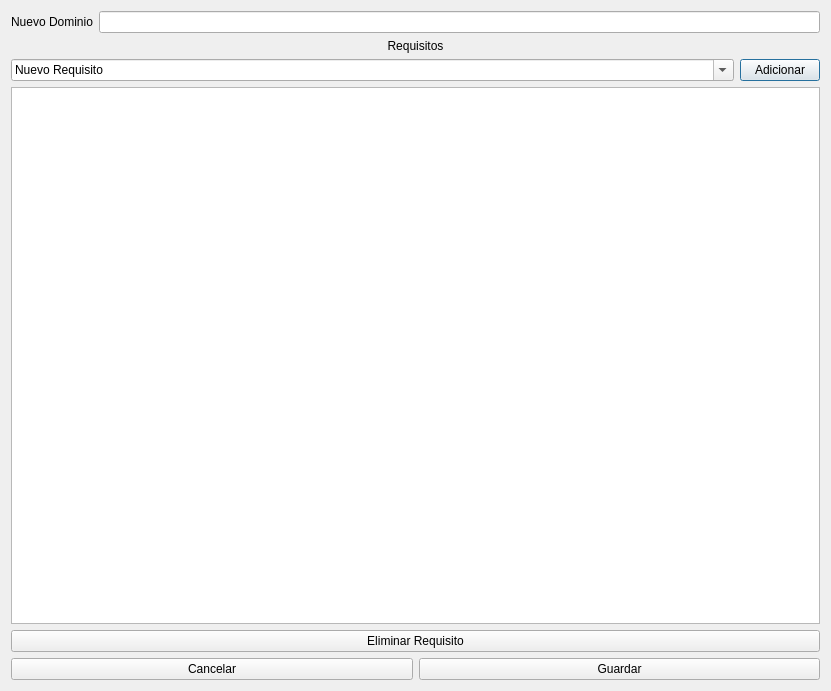
Before: the Qt Designer form ui/Dialog_NewDomain.ui in victorloal/-patternRepository, drawn with Qt 5.
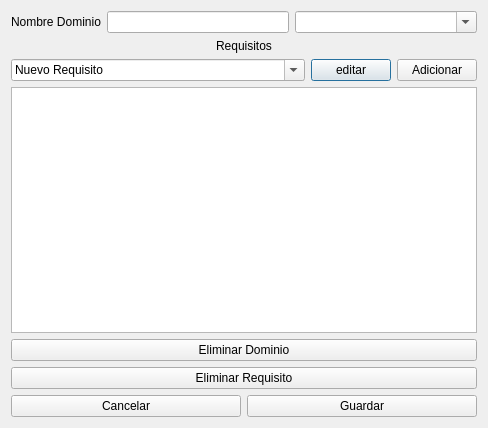
After: the same form once the commit is applied. Icons and pictures are not drawn.

```diff
--- a/ui/Dialog_NewDomain.ui
+++ b/ui/Dialog_NewDomain.ui
@@ -6,8 +6,8 @@
    <rect>
     <x>0</x>
     <y>0</y>
-    <width>831</width>
-    <height>691</height>
+    <width>488</width>
+    <height>428</height>
    </rect>
   </property>
   <property name="maximumSize">
@@ -21,17 +21,42 @@
   </property>
   <layout class="QVBoxLayout" name="verticalLayout">
    <item>
-    <layout class="QFormLayout" name="formLayout">
-     <item row="0" column="0">
+    <layout class="QHBoxLayout" name="horizontalLayout_3">
+     <item>
       <widget class="QLabel" name="lb_nuevoDominio">
        <property name="text">
-        <string>Nuevo Dominio</string>
+        <string>Nombre Dominio</string>
        </property>
       </widget>
      </item>
-     <item row="0" column="1">
+     <item>
       <widget class="QLineEdit" name="le_nameDomain"/>
      </item>
+     <item>
+      <widget class="QComboBox" name="cb_domains">
+       <property name="sizePolicy">
+        <sizepolicy hsizetype="Expanding" vsizetype="Fixed">
+         <horstretch>0</horstretch>
+         <verstretch>0</verstretch>
+        </sizepolicy>
+       </property>
+       <property name="editable">
+        <bool>true</bool>
+       </property>
+       <property name="currentText">
+        <string/>
+       </property>
+       <property name="placeholderText">
+        <string>Nuevo requisito</string>
+       </property>
+       <property name="duplicatesEnabled">
+        <bool>false</bool>
+       </property>
+       <property name="frame">
+        <bool>true</bool>
+       </property>
+      </widget>
+     </item>
     </layout>
    </item>
    <item>
@@ -71,6 +96,23 @@
        </property>
       </widget>
      </item>
+     <item>
+      <widget class="QPushButton" name="pb_edit">
+       <property name="sizePolicy">
+        <sizepolicy hsizetype="Fixed" vsizetype="Fixed">
+         <horstretch>0</horstretch>
+         <verstretch>0</verstretch>
+        </sizepolicy>
+       </property>
+       <property name="text">
+        <string>editar</string>
+       </property>
+       <property name="icon">
+        <iconset theme="edit">
+         <normaloff>.</normaloff>.</iconset>
+       </property>
+      </widget>
+     </item>
      <item>
       <widget class="QPushButton" name="pb_add">
        <property name="sizePolicy">
@@ -97,6 +139,17 @@
      </property>
     </widget>
    </item>
+   <item>
+    <widget class="QPushButton" name="pb_deleteDomain">
+     <property name="text">
+      <string>Eliminar Dominio</string>
+     </property>
+     <property name="icon">
+      <iconset theme="list-remove">
+       <normaloff>.</normaloff>.</iconset>
+     </property>
+    </widget>
+   </item>
    <item>
     <widget class="QPushButton" name="pb_deleteRequirements">
      <property name="text">
```
Left out of the diff: 2 changed lines with no effect on the pictures.
